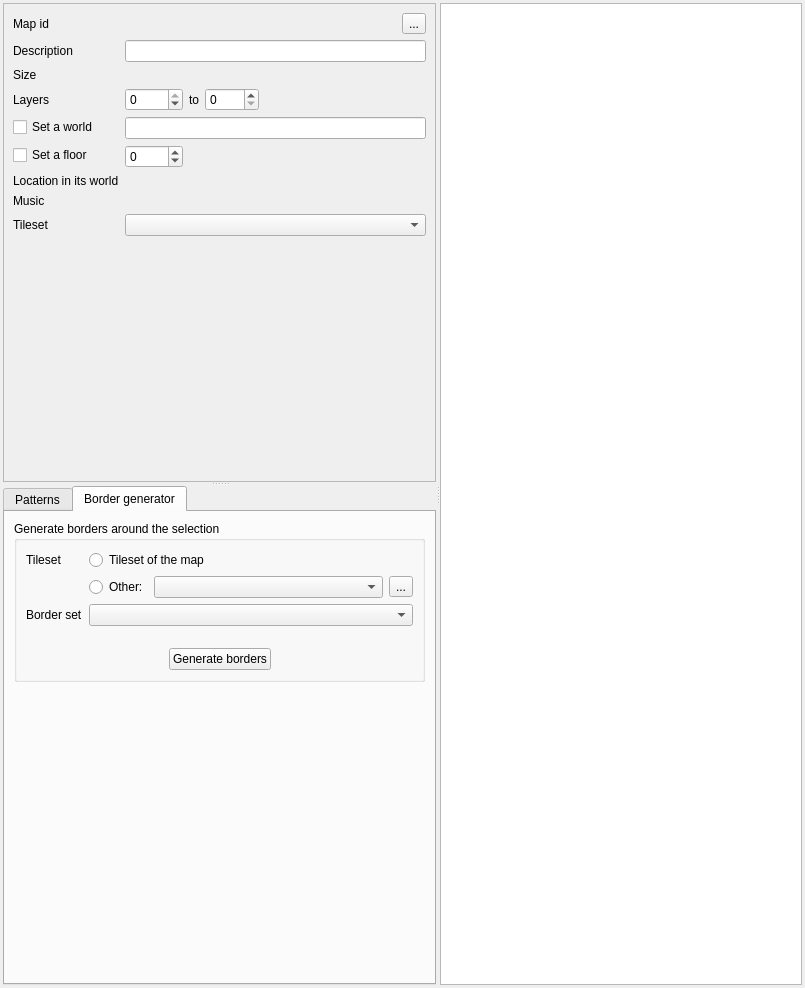
This is src/widgets/map_editor.ui in Kangie/solarus as Qt 5 draws it before an edit. The edited form follows.
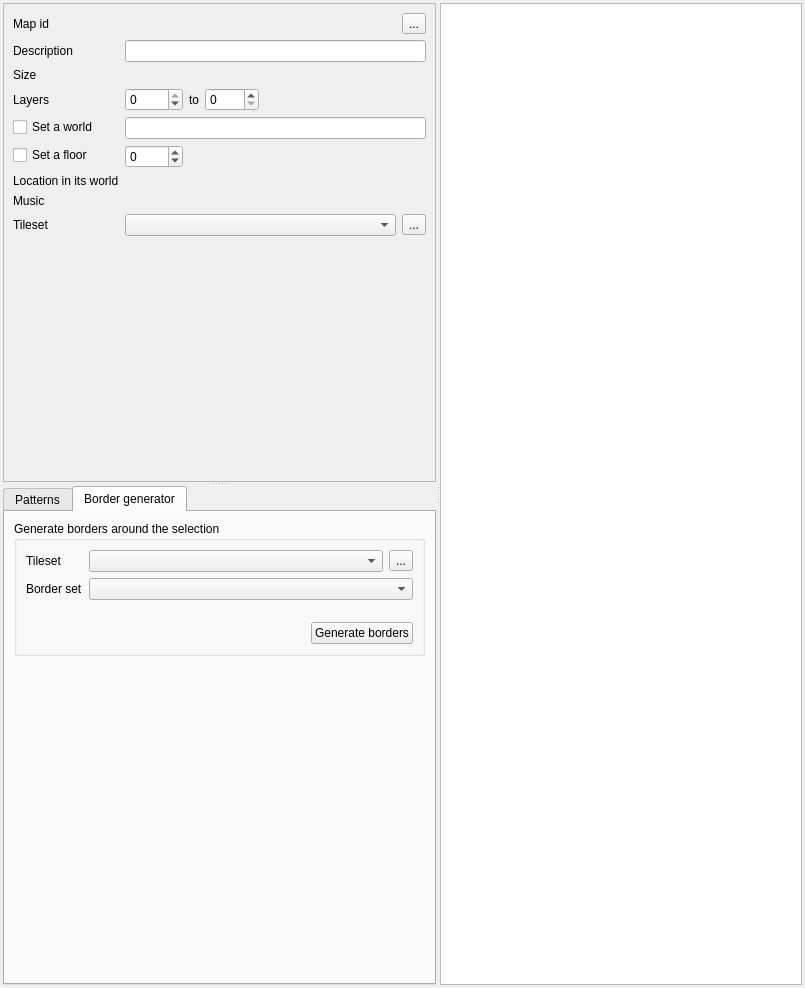
This is the edited form. The open tabs and pages were chosen to show the change. Icons and pictures are not drawn. Custom widgets are drawn as their Qt base class.

Commit message: Edit tileset buttons

```diff
--- a/src/widgets/map_editor.ui
+++ b/src/widgets/map_editor.ui
@@ -66,7 +66,7 @@
              <x>0</x>
              <y>0</y>
              <width>468</width>
-             <height>486</height>
+             <height>507</height>
             </rect>
            </property>
            <property name="sizePolicy">
@@ -301,11 +301,32 @@
              </widget>
             </item>
             <item row="9" column="1">
-             <widget class="SolarusEditor::ResourceSelector" name="tileset_field">
-              <property name="toolTip">
-               <string>Tileset of the map</string>
-              </property>
-             </widget>
+             <layout class="QHBoxLayout" name="horizontalLayout_4">
+              <item>
+               <widget class="SolarusEditor::ResourceSelector" name="tileset_field">
+                <property name="toolTip">
+                 <string>Tileset of the map</string>
+                </property>
+               </widget>
+              </item>
+              <item>
+               <widget class="QToolButton" name="tileset_edit_button">
+                <property name="text">
+                 <string>...</string>
+                </property>
+                <property name="icon">
+                 <iconset resource="../../resources/images.qrc">
+                  <normaloff>:/images/icon_edit.png</normaloff>:/images/icon_edit.png</iconset>
+                </property>
+                <property name="iconSize">
+                 <size>
+                  <width>24</width>
+                  <height>24</height>
+                 </size>
+                </property>
+               </widget>
+              </item>
+             </layout>
             </item>
            </layout>
           </widget>
@@ -418,27 +439,7 @@
                   </widget>
                  </item>
                  <item row="0" column="1">
-                  <widget class="QRadioButton" name="border_set_map_tileset_radio">
-                   <property name="text">
-                    <string>Tileset of the map</string>
-                   </property>
-                  </widget>
-                 </item>
-                 <item row="1" column="1">
                   <layout class="QHBoxLayout" name="horizontal_layout_7">
-                   <item>
-                    <widget class="QRadioButton" name="border_set_other_tileset_radio">
-                     <property name="sizePolicy">
-                      <sizepolicy hsizetype="Fixed" vsizetype="Fixed">
-                       <horstretch>0</horstretch>
-                       <verstretch>0</verstretch>
-                      </sizepolicy>
-                     </property>
-                     <property name="text">
-                      <string>Other:</string>
-                     </property>
-                    </widget>
-                   </item>
                    <item>
                     <widget class="SolarusEditor::ResourceSelector" name="border_set_tileset_field">
                      <property name="toolTip">
@@ -471,14 +472,14 @@
                    </item>
                   </layout>
                  </item>
-                 <item row="2" column="0">
+                 <item row="1" column="0">
                   <widget class="QLabel" name="label">
                    <property name="text">
                     <string>Border set</string>
                    </property>
                   </widget>
                  </item>
-                 <item row="2" column="1">
+                 <item row="1" column="1">
                   <widget class="SolarusEditor::BorderSetSelector" name="border_set_field">
                    <property name="iconSize">
                     <size>
@@ -488,7 +489,7 @@
                    </property>
                   </widget>
                  </item>
-                 <item row="3" column="1">
+                 <item row="2" column="1">
                   <spacer name="verticalSpacer_2">
                    <property name="orientation">
                     <enum>Qt::Vertical</enum>
@@ -541,19 +542,6 @@
                    </property>
                   </widget>
                  </item>
-                 <item>
-                  <spacer name="horizontalSpacer_2">
-                   <property name="orientation">
-                    <enum>Qt::Horizontal</enum>
-                   </property>
-                   <property name="sizeHint" stdset="0">
-                    <size>
-                     <width>40</width>
-                     <height>20</height>
-                    </size>
-                   </property>
-                  </spacer>
-                 </item>
                 </layout>
                </item>
               </layout>
```
Left out of the diff: 6 changed lines with no effect on the pictures. The commit also changes 2 other files.
